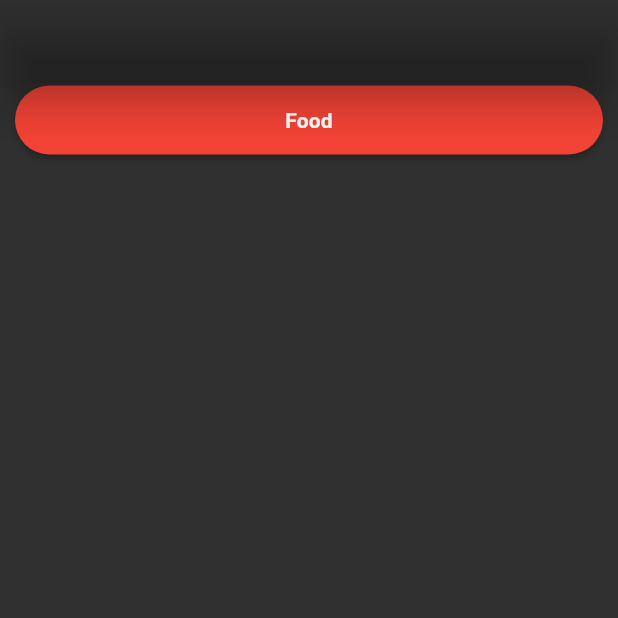
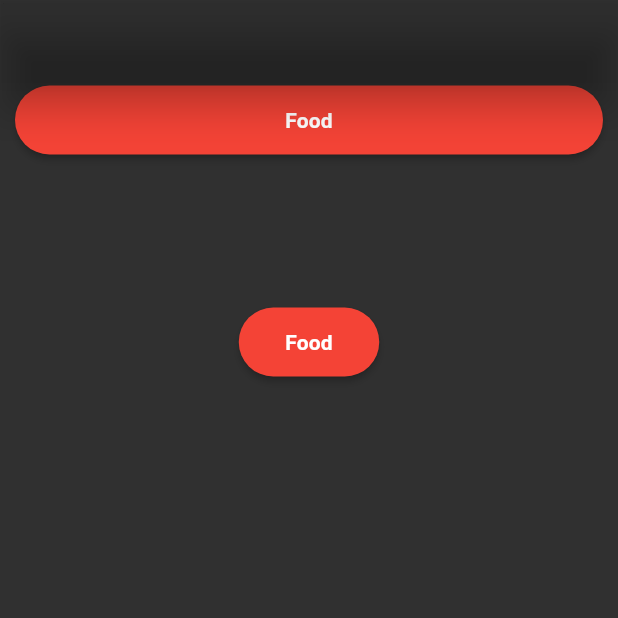
Before and after one commit to berkayercan3/Flutter, a Flutter app: the screen it shows after launch, on a phone screen of 412 x 824 dp, the top half of it. Run offline on Flutter 3.47's test engine with Material 2 defaults, Android fonts, the light colour scheme and no system bars.

Commit message:
CustomWidget_LearnTwo

```diff
--- a/KAFE/lib/101/custom_widget_learn.dart
+++ b/KAFE/lib/101/custom_widget_learn.dart
@@ -3,16 +3,28 @@ import 'package:flutter/material.dart';
 class CustomWidgetLearn extends StatelessWidget {
   const CustomWidgetLearn({super.key});
 
+  final String title = 'Food';
+
   @override
   Widget build(BuildContext context) {
     return Scaffold(
       appBar: AppBar(),
-      body: const Column( //column ile butonun ekrana yatay sığdırdık
+      body: Column(
+        crossAxisAlignment: CrossAxisAlignment.start, // hizalama yapmak icin kullandik
+        //column ile butonun ekrana yatay sığdırdık
         children: [
-          Center(child: Padding(
-            padding:  const EdgeInsets.symmetric(horizontal: 10),
-            child:SizedBox(width: MediaQuery.of(context).size.width ,child: CustomButton()),
+          Center(
+              child: Padding(
+                padding: const EdgeInsets.symmetric(horizontal: 10),
+                child: SizedBox(
+                   width: MediaQuery.of(context).size.width, // ekran genisligi ne ise o boyuta sahip bir buton oluyor
+                  child: CustomButton(title: title,onPressed: () {})
+                ),
           )),
+          const SizedBox(height: 100),
+          Center(child:
+            CustomButton(title: title,onPressed: () {})
+          ),
         ],
       ),
     );
@@ -25,30 +37,27 @@ class ButtonColor {
 }
 
 class PaddingUtility {
-
-final EdgeInsets normalPadding  = const EdgeInsets.all(15);
+  final EdgeInsets normalPadding = const EdgeInsets.all(15);
+  final EdgeInsets rightPadding = const EdgeInsets.symmetric(horizontal: 20);
 }
 
-
 class CustomButton extends StatelessWidget {
-  const CustomButton({super.key});
-  final String tittle = 'Food';
+  const CustomButton({Key? key, required this.title, required this.onPressed}) : super(key: key);
+  final String title;
+  final void Function() onPressed; // butonun hangi işi yapacağını belirttik
   @override
   Widget build(BuildContext context) {
     return ElevatedButton(
       style: ElevatedButton.styleFrom(
-          primary: ButtonColor().redColor, shape: StadiumBorder()),
-      onPressed: () {},
-      child: Center(
-        child: Padding(
+          primary: ButtonColor().redColor, shape: const StadiumBorder()),
+      onPressed: onPressed,
+      child: Padding(
           padding: PaddingUtility().normalPadding,
           child: Text(
-            tittle,
+            title,
             style: Theme.of(context).textTheme.subtitle2?.copyWith(
                 color: ButtonColor().white, fontWeight: FontWeight.bold),
-          )
-        ),
-      ),
+          )),
     );
   }
 }
```
